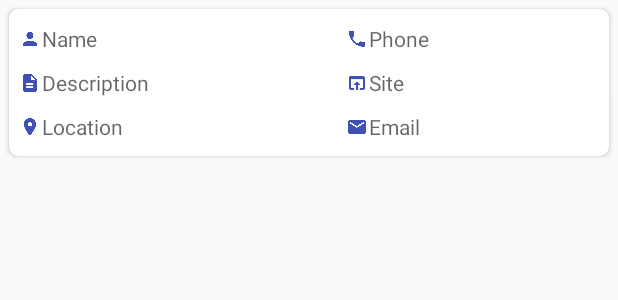
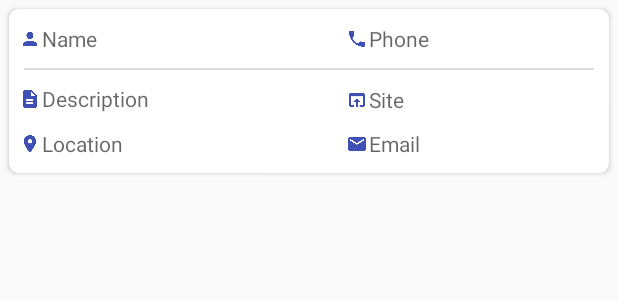
Before and after one commit to draxvel/CardHolderApp, an Android app: the layout item_card.xml on its own in the app's theme, with its tools: preview values and no code run, on a phone screen of 412 x 824 dp. Shown: the top 300 px of the screen. Run offline under Robolectric (Android 15) with nearby library versions, the phone set to English and light mode, and no system bars.

Commit message:
Updated card item design.

```diff
--- a/app/src/main/res/layout/item_card.xml
+++ b/app/src/main/res/layout/item_card.xml
@@ -1,5 +1,6 @@
 <LinearLayout xmlns:android="http://schemas.android.com/apk/res/android"
     xmlns:app="http://schemas.android.com/apk/res-auto"
+    xmlns:tools="http://schemas.android.com/tools"
     android:layout_width="match_parent"
     android:layout_height="wrap_content"
     android:orientation="vertical">
@@ -39,13 +40,20 @@
                 android:id="@+id/tv_name"
                 android:layout_width="@dimen/size_extraLarge"
                 android:layout_height="wrap_content"
-                android:layout_marginBottom="@dimen/spacing_medium"
                 android:layout_marginTop="@dimen/spacing_medium"
                 android:ems="15"
                 android:hint="@string/name"
-                app:layout_constraintBottom_toTopOf="@+id/tv_description"
                 app:layout_constraintStart_toEndOf="@+id/iv_name"
                 app:layout_constraintTop_toTopOf="parent" />
+
+            <View
+                android:id="@+id/line1"
+                android:layout_width="match_parent"
+                android:layout_height="1dp"
+                android:layout_margin="@dimen/spacing_medium"
+                android:background="#DCDCDC"
+                app:layout_constraintStart_toStartOf="parent"
+                app:layout_constraintTop_toBottomOf="@+id/tv_name" />
 
             <ImageView
                 android:id="@+id/iv_description"
@@ -64,11 +72,12 @@
                 android:layout_width="@dimen/size_extraLarge"
                 android:layout_height="wrap_content"
                 android:layout_marginBottom="@dimen/spacing_medium"
+                android:layout_marginTop="8dp"
                 android:ems="15"
                 android:hint="@string/description"
                 app:layout_constraintBottom_toTopOf="@+id/tv_location"
-                app:layout_constraintStart_toEndOf="@+id/iv_description" />
-
+                app:layout_constraintStart_toEndOf="@+id/iv_description"
+                app:layout_constraintTop_toBottomOf="@+id/line1" />
 
             <ImageView
                 android:id="@+id/iv_location"
@@ -108,11 +117,12 @@
                 android:layout_width="@dimen/size_extraLarge"
                 android:layout_height="wrap_content"
                 android:layout_margin="@dimen/spacing_medium"
-                android:layout_marginTop="@dimen/spacing_medium"
+                android:layout_marginBottom="10dp"
                 android:ems="10"
                 android:hint="@string/site"
+                app:layout_constraintBottom_toTopOf="@+id/tv_email"
                 app:layout_constraintEnd_toEndOf="parent"
-                app:layout_constraintTop_toBottomOf="@+id/tv_phone" />
+                app:layout_constraintTop_toBottomOf="@+id/line1" />
 
             <ImageView
                 android:id="@+id/iv_email"
@@ -129,11 +139,11 @@
                 android:layout_width="@dimen/size_extraLarge"
                 android:layout_height="wrap_content"
                 android:layout_margin="@dimen/spacing_medium"
-                android:layout_marginTop="@dimen/spacing_medium"
+                android:layout_marginBottom="10dp"
                 android:ems="10"
                 android:hint="@string/email"
-                app:layout_constraintEnd_toEndOf="parent"
-                app:layout_constraintTop_toBottomOf="@+id/tv_site" />
+                app:layout_constraintBottom_toBottomOf="parent"
+                app:layout_constraintEnd_toEndOf="parent" />
 
             <ImageView
                 android:id="@+id/iv_phone"
```
Also changed, not shown: app/src/main/java/com/tkachuk/cardholderapp/ui/main/CardAdapter.kt (+23 -20 lines).
